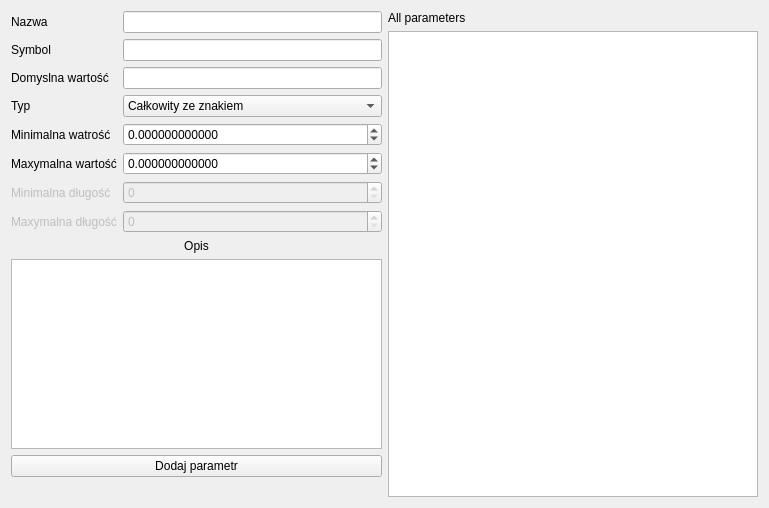
Qt form client/addparameter.ui (172270/QElectricPartsCatalog) before a commit.
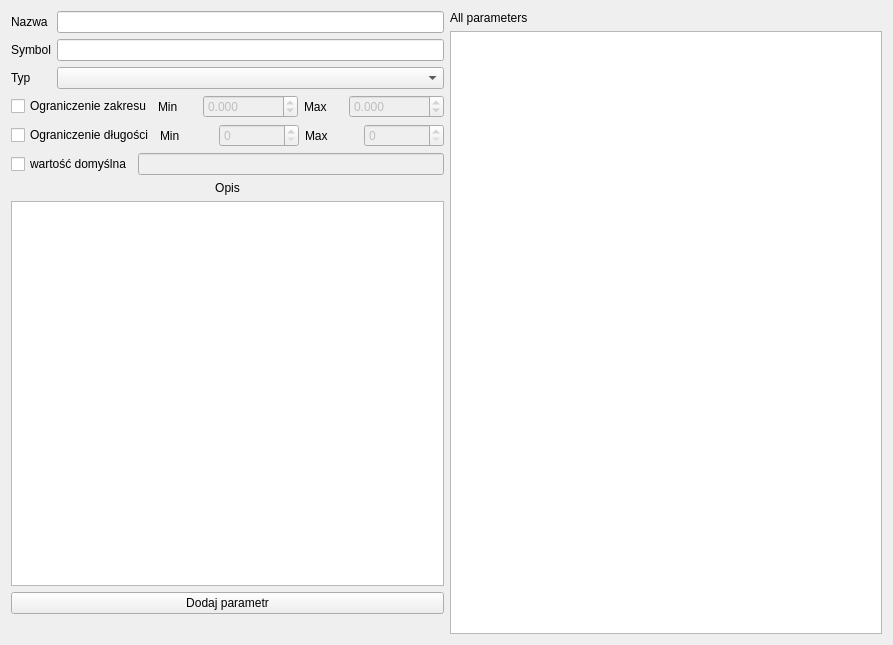
The same form after that commit. Custom widgets are drawn as their Qt base class.

Commit message: add beater parameter config

Patch:
```diff
--- a/client/addparameter.ui
+++ b/client/addparameter.ui
@@ -6,8 +6,8 @@
    <rect>
     <x>0</x>
     <y>0</y>
-    <width>769</width>
-    <height>508</height>
+    <width>893</width>
+    <height>645</height>
    </rect>
   </property>
   <property name="windowTitle">
@@ -17,10 +17,9 @@
    <item>
     <layout class="QVBoxLayout" name="verticalLayout">
      <item>
+      <layout class="QVBoxLayout" name="verticalLayout_3">
+       <item>
       <layout class="QFormLayout" name="formLayout">
-       <property name="fieldGrowthPolicy">
-        <enum>QFormLayout::AllNonFixedFieldsGrow</enum>
-       </property>
        <item row="0" column="0">
         <widget class="QLabel" name="name_l">
          <property name="text">
@@ -50,30 +49,50 @@
        <item row="2" column="0">
         <widget class="QLabel" name="defaultValue_l">
          <property name="text">
-          <string>Domyslna wartość</string>
-         </property>
-         <property name="buddy">
-          <cstring>defaultValue</cstring>
+            <string>Typ</string>
          </property>
         </widget>
        </item>
        <item row="2" column="1">
-        <widget class="QLineEdit" name="defaultValue"/>
-       </item>
-       <item row="4" column="0">
+          <widget class="QComboBox" name="parameterType"/>
+         </item>
+        </layout>
+       </item>
+       <item>
+        <layout class="QHBoxLayout" name="value_hl">
+         <item>
+          <widget class="QCheckBox" name="hasLimitedValue">
+           <property name="text">
+            <string>Ograniczenie zakresu</string>
+           </property>
+          </widget>
+         </item>
+         <item>
         <widget class="QLabel" name="minVal_l">
+           <property name="enabled">
+            <bool>true</bool>
+           </property>
          <property name="text">
-          <string>Minimalna watrość</string>
+            <string>Min</string>
          </property>
          <property name="buddy">
           <cstring>minVal</cstring>
          </property>
         </widget>
        </item>
-       <item row="4" column="1">
+         <item>
         <widget class="QEngineerSpinBox" name="minVal">
+           <property name="enabled">
+            <bool>false</bool>
+           </property>
+           <property name="minimumSize">
+            <size>
+             <width>80</width>
+             <height>0</height>
+            </size>
+           </property>
          <property name="decimals">
-          <number>12</number>
+            <number>3</number>
          </property>
          <property name="minimum">
           <double>-999999999.000000000000000</double>
@@ -83,20 +102,32 @@
          </property>
         </widget>
        </item>
-       <item row="5" column="0">
+         <item>
         <widget class="QLabel" name="maxVal_l">
+           <property name="enabled">
+            <bool>true</bool>
+           </property>
          <property name="text">
-          <string>Maxymalna wartość</string>
+            <string>Max</string>
          </property>
          <property name="buddy">
           <cstring>maxVal</cstring>
          </property>
         </widget>
        </item>
-       <item row="5" column="1">
+         <item>
         <widget class="QEngineerSpinBox" name="maxVal">
+           <property name="enabled">
+            <bool>false</bool>
+           </property>
+           <property name="minimumSize">
+            <size>
+             <width>80</width>
+             <height>0</height>
+            </size>
+           </property>
          <property name="decimals">
-          <number>12</number>
+            <number>3</number>
          </property>
          <property name="minimum">
           <double>-999999999.000000000000000</double>
@@ -106,78 +137,88 @@
          </property>
         </widget>
        </item>
-       <item row="3" column="1">
-        <widget class="QComboBox" name="comboBox">
-         <item>
-          <property name="text">
-           <string>Całkowity ze znakiem</string>
-          </property>
+        </layout>
          </item>
          <item>
-          <property name="text">
-           <string>Całkowity bez znaku</string>
-          </property>
-         </item>
+        <layout class="QHBoxLayout" name="length_hl">
          <item>
+          <widget class="QCheckBox" name="hasLimitedLength">
           <property name="text">
-           <string>Typ zmiennoprzecinkowy</string>
-          </property>
+            <string>Ograniczenie długości</string>
+           </property>
+          </widget>
          </item>
          <item>
-          <property name="text">
-           <string>Text</string>
-          </property>
-         </item>
-         <item>
+          <widget class="QLabel" name="minLength_l">
+           <property name="enabled">
+            <bool>true</bool>
+           </property>
           <property name="text">
-           <string>Data</string>
-          </property>
-         </item>
-        </widget>
-       </item>
-       <item row="3" column="0">
-        <widget class="QLabel" name="label_2">
-         <property name="text">
-          <string>Typ</string>
-         </property>
+            <string>Min</string>
+           </property>
          <property name="buddy">
           <cstring>comboBox</cstring>
          </property>
         </widget>
        </item>
-       <item row="6" column="0">
-        <widget class="QLabel" name="label_3">
+         <item>
+          <widget class="QSpinBox" name="minLength">
          <property name="enabled">
           <bool>false</bool>
          </property>
-         <property name="text">
-          <string>Minimalna długość</string>
+           <property name="minimumSize">
+            <size>
+             <width>80</width>
+             <height>0</height>
+            </size>
          </property>
         </widget>
        </item>
-       <item row="7" column="0">
-        <widget class="QLabel" name="label_4">
+         <item>
+          <widget class="QLabel" name="maxLength_l">
          <property name="enabled">
-          <bool>false</bool>
+            <bool>true</bool>
          </property>
          <property name="text">
-          <string>Maxymalna długość</string>
-         </property>
-        </widget>
-       </item>
-       <item row="6" column="1">
-        <widget class="QSpinBox" name="spinBox">
+            <string>Max</string>
+           </property>
+           <property name="buddy">
+            <cstring>maxLength</cstring>
+           </property>
+          </widget>
+         </item>
+         <item>
+          <widget class="QSpinBox" name="maxLength">
          <property name="enabled">
           <bool>false</bool>
          </property>
-        </widget>
-       </item>
-       <item row="7" column="1">
-        <widget class="QSpinBox" name="spinBox_2">
+           <property name="minimumSize">
+            <size>
+             <width>80</width>
+             <height>0</height>
+            </size>
+           </property>
+          </widget>
+         </item>
+        </layout>
+       </item>
+       <item>
+        <layout class="QHBoxLayout" name="default_hl">
+         <item>
+          <widget class="QCheckBox" name="hasDefault">
+           <property name="text">
+            <string>wartość domyślna</string>
+           </property>
+          </widget>
+         </item>
+         <item>
+          <widget class="QLineEdit" name="defaultValue">
          <property name="enabled">
           <bool>false</bool>
          </property>
         </widget>
+         </item>
+        </layout>
        </item>
       </layout>
      </item>
```
Left out of the diff: 12 changed lines with no effect on the pictures. Lines whose indentation alone changed are shown as unchanged. The commit also changes 7 other files.
